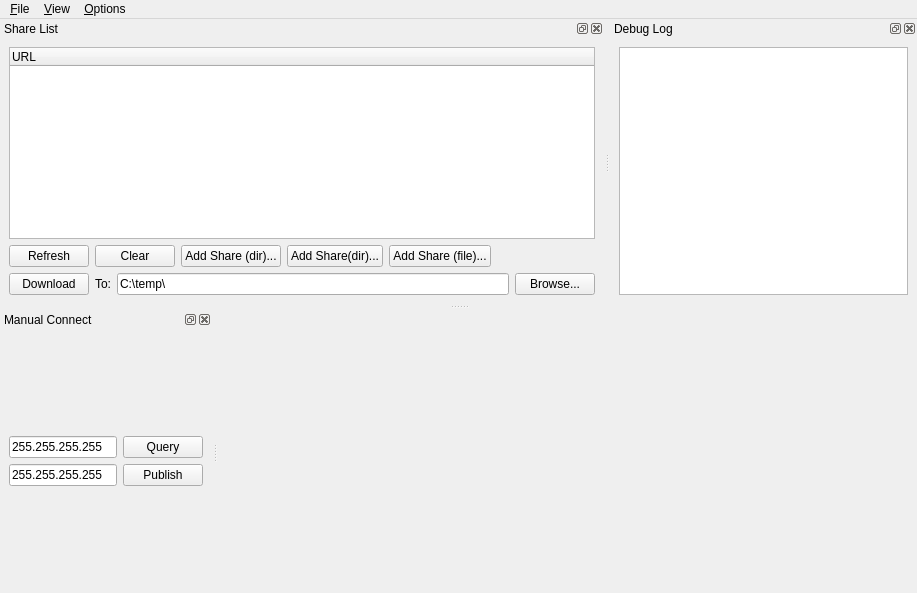
The window that src/qt-gui/MainWindow.ui (MrHacky/uftt) describes before a commit, drawn with Qt 5.
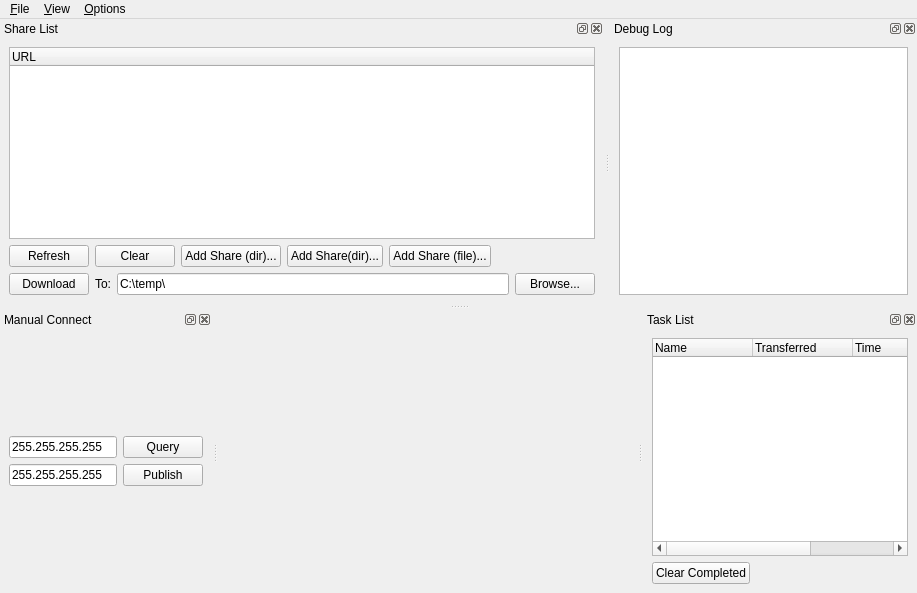
The same window after the commit. Custom widgets are drawn as their Qt base class.

Commit message: Start on task list.

Patch:
```diff
--- a/src/qt-gui/MainWindow.ui
+++ b/src/qt-gui/MainWindow.ui
@@ -236,6 +236,66 @@
     </layout>
    </widget>
   </widget>
+  <widget class="QDockWidget" name="dockTaskList" >
+   <property name="windowTitle" >
+    <string>Task List</string>
+   </property>
+   <attribute name="dockWidgetArea" >
+    <number>2</number>
+   </attribute>
+   <widget class="QWidget" name="dockWidgetContents_4" >
+    <layout class="QVBoxLayout" >
+     <item>
+      <widget class="QTreeWidget" name="treeWidget" >
+       <column>
+        <property name="text" >
+         <string>Name</string>
+        </property>
+       </column>
+       <column>
+        <property name="text" >
+         <string>Transferred</string>
+        </property>
+       </column>
+       <column>
+        <property name="text" >
+         <string>Time</string>
+        </property>
+       </column>
+       <column>
+        <property name="text" >
+         <string>Status</string>
+        </property>
+       </column>
+      </widget>
+     </item>
+     <item>
+      <layout class="QHBoxLayout" >
+       <item>
+        <widget class="QPushButton" name="buttonClearCompletedTasks" >
+         <property name="text" >
+          <string>Clear Completed</string>
+         </property>
+        </widget>
+       </item>
+       <item>
+        <spacer>
+         <property name="orientation" >
+          <enum>Qt::Horizontal</enum>
+         </property>
+         <property name="sizeHint" >
+          <size>
+           <width>40</width>
+           <height>20</height>
+          </size>
+         </property>
+        </spacer>
+       </item>
+      </layout>
+     </item>
+    </layout>
+   </widget>
+  </widget>
   <action name="action_Quit" >
    <property name="text" >
     <string>&amp;Quit</string>
```
The commit also changes 1 other file.
